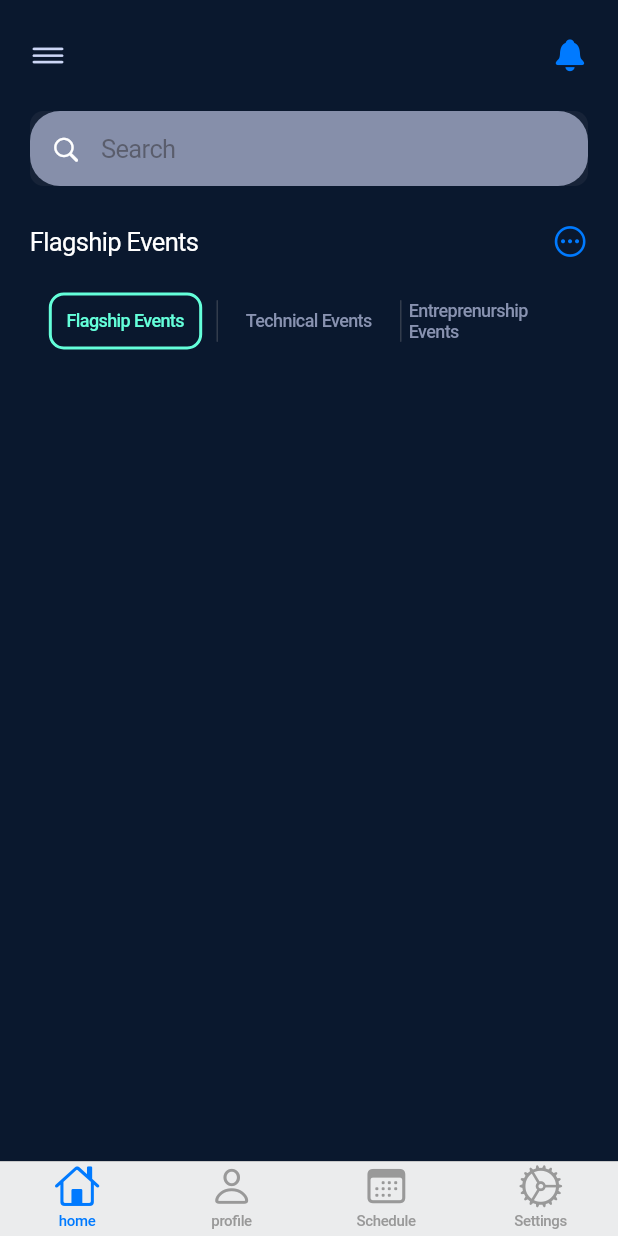
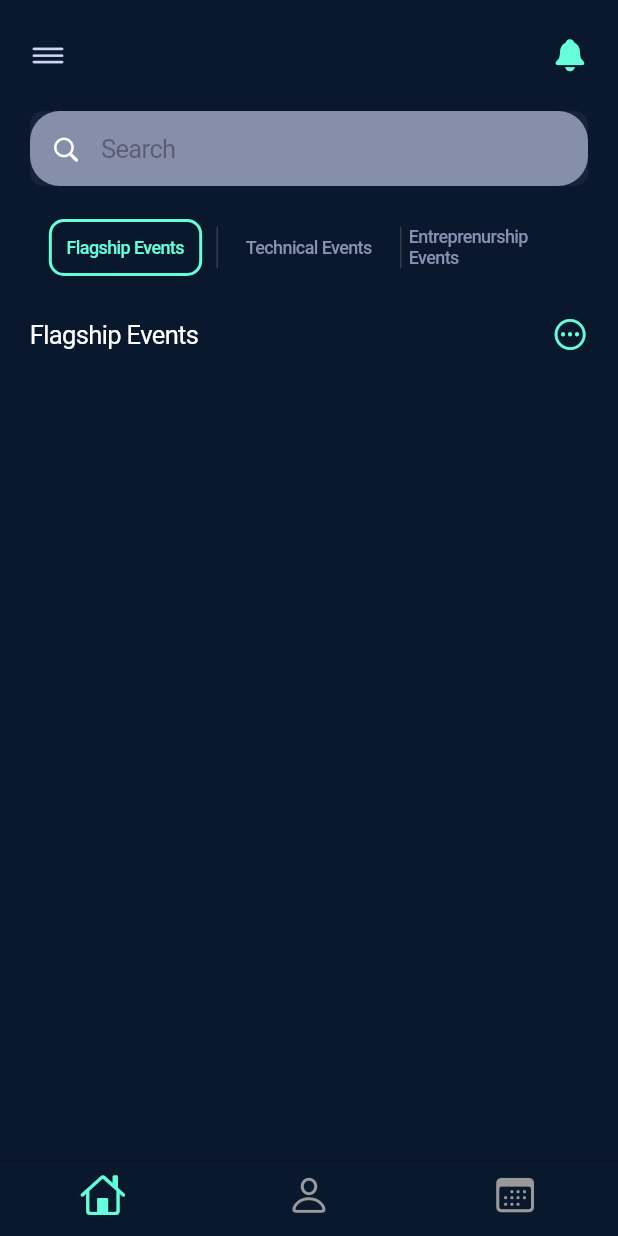
Before and after one commit to devlup-labs/prometeo-23-app, a Flutter app: the screen it shows after launch, on a phone screen of 412 x 824 dp. Run offline on Flutter 3.47's test engine with Material 2 defaults, Android fonts, the phone set to English and light mode, and no system bars; our stand-ins replace carousel_slider.

Commit message:
shifted the tabs out of the home_page.dart file

```diff
--- a/lib/main.dart
+++ b/lib/main.dart
@@ -1,5 +1,4 @@
 import 'package:flutter/cupertino.dart';
-import 'package:flutter/material.dart';
 import 'package:prometeo23/pages/landing_page.dart';
 
 void main() {
--- a/lib/pages/home_page/home_page.dart
+++ b/lib/pages/home_page/home_page.dart
@@ -1,5 +1,6 @@
 import 'package:flutter/cupertino.dart';
 import 'package:flutter/material.dart';
+import 'package:prometeo23/widgets/home_page/tabs.dart';
 
 class HomePage extends StatefulWidget {
   const HomePage({super.key});
@@ -25,7 +26,9 @@ class _HomePageState extends State<HomePage> {
           children: const [
             Icon(CupertinoIcons.line_horizontal_3,
             color: Color(0xffccd6f6),),
-            Icon(CupertinoIcons.bell_solid)
+            Icon(
+              CupertinoIcons.bell_solid,
+              color: Color(0xff64ffda),)
             ],
           ),
 
@@ -55,6 +58,13 @@ class _HomePageState extends State<HomePage> {
             ),
 
             // sized box
+
+            const SizedBox(height: 20),
+
+            // tabs
+            Tabs(),
+
+            // sized box
             const SizedBox(height: 25),
             // Title of the slider
             Row(
@@ -66,54 +76,11 @@ class _HomePageState extends State<HomePage> {
                     color: CupertinoColors.white
                     )
                 ),
-                Icon(CupertinoIcons.ellipsis_circle)
+                Icon(
+                  CupertinoIcons.ellipsis_circle,
+                  color: Color(0xff64ffda))
                 ]
               ),
-
-            // sized box
-
-            const SizedBox(height: 20),
-            // making the Tabs
-            Container(
-              child: CupertinoSlidingSegmentedControl(
-                backgroundColor: Color(0xff0a182e),
-                thumbColor: Color(0xff0a182e),
-                children: {
-                  0: Container(
-                    decoration: BoxDecoration(
-                      border: Border.all(width: 2, color: Color(0xff64ffda)),
-                      borderRadius: BorderRadius.all(Radius.circular(10))
-                    ),
-                    padding: const EdgeInsets.all(10),
-                    child: const Text(
-                      'Flagship Events',
-                      style: TextStyle(color: Color(0xff64ffda),
-                      fontSize: 12.0),
-                      ),
-                  ),
-                  1: Container(
-                    padding: const EdgeInsets.all(5),
-                    child: const Text(
-                      'Technical Events',
-                      style: TextStyle(
-                        color: Color(0xff8892b0),
-                        fontSize: 12,
-                      ),
-                      ),
-                  ),
-
-                  2: Container(
-                    padding: const EdgeInsets.all(5),
-                    child: const Text(
-                      'Entreprenurship Events',
-                      style: TextStyle(color: Color(0xff8892b0),
-                      fontSize: 12),
-                      ),
-                  ),
-                },
-                onValueChanged: (value){
-                }),
-            )
 
         ]
       )
--- a/lib/pages/landing_page.dart
+++ b/lib/pages/landing_page.dart
@@ -1,5 +1,6 @@
 import 'package:flutter/cupertino.dart';
 import 'package:prometeo23/pages/home_page/home_page.dart';
+import 'package:prometeo23/widgets/bottom_navigation_bar.dart';
 
 class LandingPage extends StatefulWidget {
   const LandingPage({super.key});
@@ -11,20 +12,6 @@ class LandingPage extends StatefulWidget {
 class _LandingPageState extends State<LandingPage> {
   @override
   Widget build(BuildContext context) {
-    return CupertinoTabScaffold(
-      tabBar: CupertinoTabBar(items: const [
-        BottomNavigationBarItem(icon: Icon(CupertinoIcons.home) , label: 'home'),
-        BottomNavigationBarItem(icon: Icon(CupertinoIcons.person) , label: 'profile'),
-        BottomNavigationBarItem(icon: Icon(CupertinoIcons.calendar) , label: 'Schedule'),
-        BottomNavigationBarItem(icon: Icon(CupertinoIcons.settings) , label: 'Settings'),
-      ]),
-      tabBuilder: ((context, index) {
-        return CupertinoTabView(
-          builder: (context){
-            return HomePage();
-          },
-        );
-      })
-      );
+    return  BottomNavigation();
   }
 }
--- /dev/null
+++ b/lib/widgets/bottom_navigation_bar.dart
@@ -0,0 +1,32 @@
+import 'package:flutter/cupertino.dart';
+import '../pages/home_page/home_page.dart';
+
+class BottomNavigation extends StatefulWidget {
+  const BottomNavigation({super.key});
+
+  @override
+  State<BottomNavigation> createState() => _BottomNavigationState();
+}
+
+class _BottomNavigationState extends State<BottomNavigation> {
+  @override
+  Widget build(BuildContext context) {
+    return CupertinoTabScaffold(
+      tabBar: CupertinoTabBar(
+        activeColor: Color(0xff64ffda),
+        backgroundColor: Color(0xff0a182e),
+        items: const [
+          BottomNavigationBarItem(icon: Icon(CupertinoIcons.home)),
+          BottomNavigationBarItem(icon: Icon(CupertinoIcons.person)),
+          BottomNavigationBarItem(icon: Icon(CupertinoIcons.calendar)),
+        ],),
+      tabBuilder: ((context, index) {
+        return CupertinoTabView(
+          builder: (context){
+            return HomePage();
+          },
+        );
+      })
+    );
+  }
+}
--- /dev/null
+++ b/lib/widgets/home_page/tabs.dart
@@ -0,0 +1,54 @@
+import 'package:flutter/cupertino.dart';
+
+class Tabs extends StatefulWidget {
+  const Tabs({super.key});
+
+  @override
+  State<Tabs> createState() => _TabsState();
+}
+
+class _TabsState extends State<Tabs> {
+  @override
+  Widget build(BuildContext context) {
+    return  Container(
+              child: CupertinoSlidingSegmentedControl(
+                backgroundColor: const Color(0xff0a182e),
+                thumbColor: const Color(0xff0a182e),
+                children: {
+                  0: Container(
+                    decoration: BoxDecoration(
+                      border: Border.all(width: 2, color: const Color(0xff64ffda)),
+                      borderRadius: const BorderRadius.all(Radius.circular(10))
+                    ),
+                    padding: const EdgeInsets.all(10),
+                    child: const Text(
+                      'Flagship Events',
+                      style: TextStyle(color: Color(0xff64ffda),
+                      fontSize: 12.0),
+                      ),
+                  ),
+                  1: Container(
+                    padding: const EdgeInsets.all(5),
+                    child: const Text(
+                      'Technical Events',
+                      style: TextStyle(
+                        color: Color(0xff8892b0),
+                        fontSize: 12,
+                      ),
+                      ),
+                  ),
+
+                  2: Container(
+                    padding: const EdgeInsets.all(5),
+                    child: const Text(
+                      'Entreprenurship Events',
+                      style: TextStyle(color: Color(0xff8892b0),
+                      fontSize: 12),
+                      ),
+                  ),
+                },
+                onValueChanged: (value){
+                }),
+            );
+  }
+}
```
